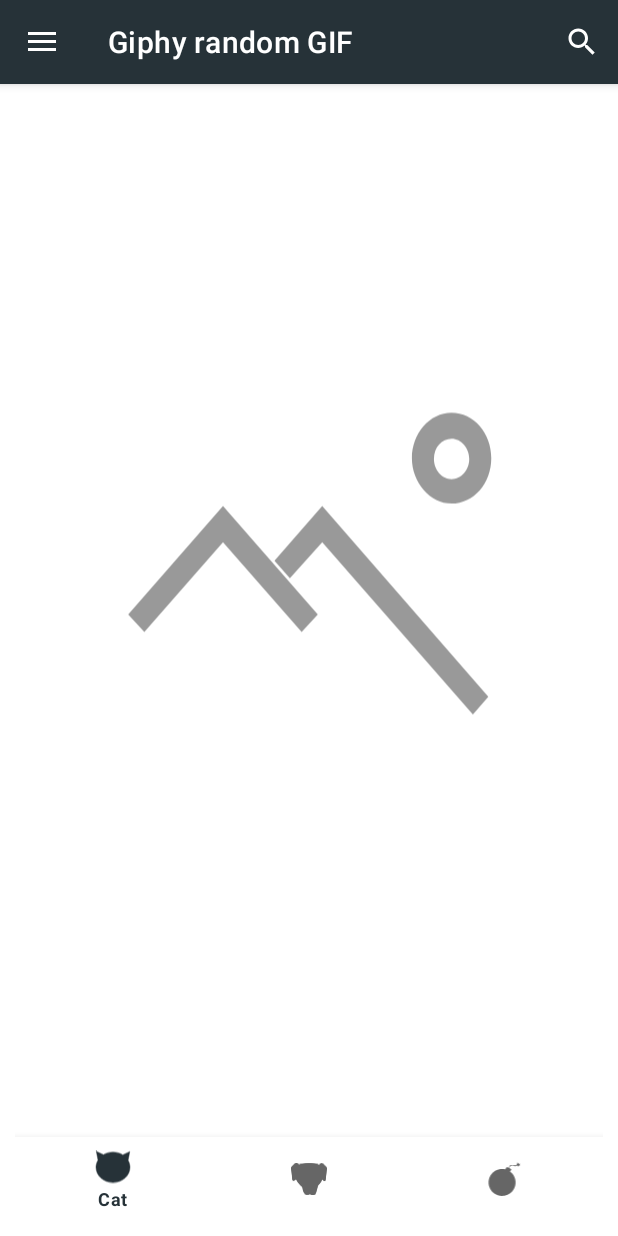
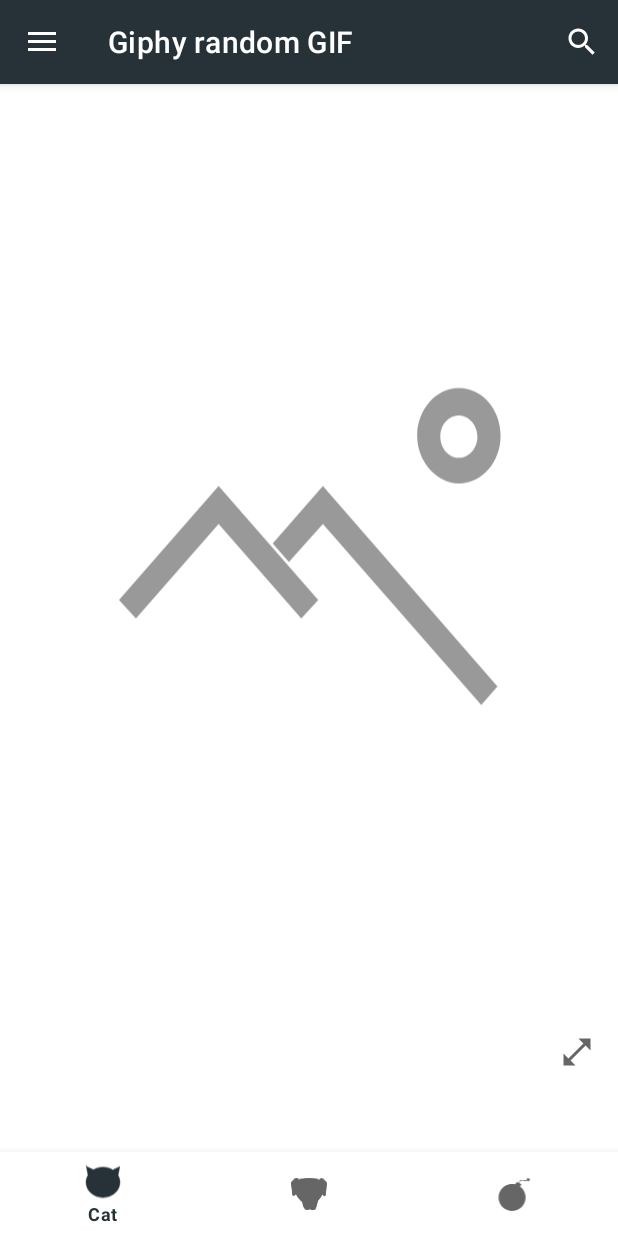
Before and after one commit to fetsh-edu/pod, an Android app: the screen it shows after launch (MainActivity), on a phone screen of 412 x 824 dp. Run offline under Robolectric (Android 15) with nearby library versions, the phone set to English and light mode, and no system bars; our stand-ins replace navigation-ui; libraries missing offline, so code that uses them is left out: coil.decode; network calls fail; pictures from the network do not load; 1 statement that could not run was skipped.

Commit message:
Add motionlayout

```diff
--- a/app/src/main/java/me/fetsh/geekbrains/pod/ui/giphy/GiphyFragment.kt
+++ b/app/src/main/java/me/fetsh/geekbrains/pod/ui/giphy/GiphyFragment.kt
@@ -1,6 +1,7 @@
 package me.fetsh.geekbrains.pod.ui.giphy
 
 import android.os.Bundle
+import android.util.Log
 import android.view.*
 import android.widget.Toast
 import androidx.appcompat.widget.SearchView
@@ -30,11 +31,9 @@ class GiphyFragment : Fragment() {
 
         setHasOptionsMenu(true)
 
-        when (viewModel.liveData.value) {
-            is GiphyData.NotAsked -> {
-                viewModel.sendServerRequest()
-            }
-            else -> {}
+        if (viewModel.liveData.value is GiphyData.NotAsked) {
+            Log.d("Why", "WTF")
+            viewModel.sendServerRequest()
         }
         viewModel.liveData.observe(viewLifecycleOwner, { renderData(it) })
 
@@ -44,7 +43,6 @@ class GiphyFragment : Fragment() {
     override fun onViewCreated(view: View, savedInstanceState: Bundle?) {
         super.onViewCreated(view, savedInstanceState)
         binding.bottomNavigationView.setOnItemSelectedListener(listener)
-        binding.bottomNavigationView.selectedItemId = R.id.bottom_view_cat
         binding.bottomNavigationView.setOnItemReselectedListener { item ->
             listener.invoke(item)
         }
--- /dev/null
+++ b/app/src/main/res/drawable/ic_baseline_open_in_full_24.xml
@@ -0,0 +1,10 @@
+<vector xmlns:android="http://schemas.android.com/apk/res/android"
+    android:width="24dp"
+    android:height="24dp"
+    android:viewportWidth="24"
+    android:viewportHeight="24"
+    android:tint="?attr/colorControlNormal">
+  <path
+      android:fillColor="@android:color/white"
+      android:pathData="M21,11l0,-8l-8,0l3.29,3.29l-10,10l-3.29,-3.29l0,8l8,0l-3.29,-3.29l10,-10z"/>
+</vector>
--- a/app/src/main/res/layout/giphy_fragment.xml
+++ b/app/src/main/res/layout/giphy_fragment.xml
@@ -1,18 +1,11 @@
 <?xml version="1.0" encoding="utf-8"?>
-<androidx.constraintlayout.widget.ConstraintLayout xmlns:android="http://schemas.android.com/apk/res/android"
+<androidx.constraintlayout.motion.widget.MotionLayout xmlns:android="http://schemas.android.com/apk/res/android"
     xmlns:app="http://schemas.android.com/apk/res-auto"
+    xmlns:tools="http://schemas.android.com/tools"
     android:id="@+id/main"
     android:layout_width="match_parent"
     android:layout_height="match_parent"
-    android:padding="10dp">
-
-    <TextView
-        android:id="@+id/giphy_title"
-        app:layout_constraintTop_toBottomOf="@id/giphy_view"
-        app:layout_constraintBottom_toTopOf="@id/bottom_navigation_view"
-        android:layout_width="match_parent"
-        android:layout_height="wrap_content"
-        />
+    app:layoutDescription="@xml/giphy_fragment_scene">
 
     <ImageView
         android:id="@+id/giphy_view"
@@ -21,9 +14,19 @@
         android:layout_gravity="center"
         app:layout_constraintTop_toTopOf="parent"
         app:layout_constraintBottom_toTopOf="@id/giphy_title"
-        android:scaleType="fitCenter"
         android:contentDescription="@string/photo_of_the_day_stub"
         app:srcCompat="@drawable/ic_no_photo_vector" />
+    <TextView
+        android:id="@+id/giphy_title"
+        tools:text="Hi"
+        android:textAlignment="center"
+        android:paddingBottom="10dp"
+        android:paddingTop="10dp"
+        app:layout_constraintTop_toBottomOf="@id/giphy_view"
+        app:layout_constraintBottom_toTopOf="@id/bottom_navigation_view"
+        android:layout_width="match_parent"
+        android:layout_height="wrap_content"
+        />
 
     <com.google.android.material.bottomnavigation.BottomNavigationView
         android:id="@+id/bottom_navigation_view"
@@ -35,4 +38,14 @@
         app:layout_constraintEnd_toEndOf="parent"
         app:layout_constraintStart_toStartOf="parent"
         app:menu="@menu/menu_bottom_navigation" />
-</androidx.constraintlayout.widget.ConstraintLayout>
+
+    <androidx.appcompat.widget.AppCompatImageView
+        android:id="@+id/in_full_button"
+        android:layout_width="wrap_content"
+        android:layout_height="wrap_content"
+        android:padding="15dp"
+        android:visibility="visible"
+        app:layout_constraintBottom_toBottomOf="@+id/giphy_view"
+        app:layout_constraintEnd_toEndOf="@id/giphy_view"
+        app:srcCompat="@drawable/ic_baseline_open_in_full_24" />
+</androidx.constraintlayout.motion.widget.MotionLayout>
--- /dev/null
+++ b/app/src/main/res/xml/giphy_fragment_scene.xml
@@ -0,0 +1,101 @@
+<?xml version="1.0" encoding="utf-8"?>
+<MotionScene xmlns:android="http://schemas.android.com/apk/res/android"
+    xmlns:app="http://schemas.android.com/apk/res-auto"
+    xmlns:motion="http://schemas.android.com/apk/res-auto">
+
+    <ConstraintSet android:id="@+id/start">
+        <Constraint
+            android:id="@+id/giphy_view"
+            android:scaleType="fitCenter"
+            android:layout_width="match_parent"
+            android:layout_height="0dp"
+            motion:layout_constraintBottom_toTopOf="@id/giphy_title"
+            motion:layout_constraintTop_toTopOf="parent">
+        </Constraint>
+        <Constraint
+            android:id="@+id/bottom_navigation_view"
+            android:visibility="visible"
+            android:layout_width="match_parent"
+            android:layout_height="wrap_content"
+            motion:layout_constraintEnd_toEndOf="parent"
+            motion:layout_constraintBottom_toBottomOf="parent"
+            motion:layout_constraintTop_toBottomOf="@id/giphy_title"
+            motion:layout_constraintStart_toStartOf="parent"
+            />
+        <Constraint
+            android:id="@+id/giphy_title"
+            android:background="?attr/colorSurface"
+            android:textColor="?attr/colorOnSurface"
+            android:layout_width="match_parent"
+            android:layout_height="wrap_content"
+            app:layout_constraintBottom_toTopOf="@id/bottom_navigation_view"
+            app:layout_constraintTop_toBottomOf="@id/giphy_view">
+            <CustomAttribute
+                motion:attributeName="alpha"
+                motion:customFloatValue="1.0" />
+            <CustomAttribute
+                app:attributeName="backgroundColor"
+                app:customColorValue="?attr/colorSurface" />
+            <CustomAttribute
+                app:attributeName="textColor"
+                app:customColorValue="?attr/colorOnSurface"
+                />
+        </Constraint>
+    </ConstraintSet>
+
+    <ConstraintSet android:id="@+id/end">
+        <Constraint
+            android:id="@+id/giphy_view"
+            android:scaleType="centerCrop"
+            android:layout_width="match_parent"
+            android:layout_height="match_parent"
+            app:layout_constraintBottom_toBottomOf="parent"
+            app:layout_constraintTop_toTopOf="parent"
+            >
+        </Constraint>
+        <Constraint
+            android:id="@+id/bottom_navigation_view"
+            android:visibility="visible"
+            android:layout_width="match_parent"
+            android:layout_height="wrap_content"
+            app:layout_constraintEnd_toEndOf="parent"
+            app:layout_constraintStart_toStartOf="parent"
+            app:layout_constraintTop_toBottomOf="parent"
+            />
+        <Constraint
+            android:id="@+id/giphy_title"
+            android:layout_width="match_parent"
+            android:layout_height="wrap_content"
+            app:layout_constraintBottom_toBottomOf="parent"
+            app:layout_constraintEnd_toEndOf="parent"
+            app:layout_constraintStart_toStartOf="parent"
+            >
+            <CustomAttribute
+                motion:attributeName="alpha"
+                motion:customFloatValue="0.3" />
+            <CustomAttribute
+                app:attributeName="backgroundColor"
+                app:customColorValue="?attr/colorPrimary" />
+            <CustomAttribute
+                app:attributeName="textColor"
+                app:customColorValue="?attr/colorOnPrimary"
+                />
+        </Constraint>
+        <Constraint
+            android:id="@+id/in_full_button"
+            app:layout_constraintEnd_toEndOf="@id/giphy_view"
+            android:layout_width="wrap_content"
+            android:layout_height="wrap_content"
+            app:layout_constraintBottom_toTopOf="@+id/giphy_title"
+            android:visibility="visible" />
+    </ConstraintSet>
+
+    <Transition
+        motion:constraintSetEnd="@id/end"
+        motion:constraintSetStart="@+id/start"
+        motion:duration="500">
+
+        <OnClick motion:targetId="@id/in_full_button" />
+
+    </Transition>
+</MotionScene>
```
